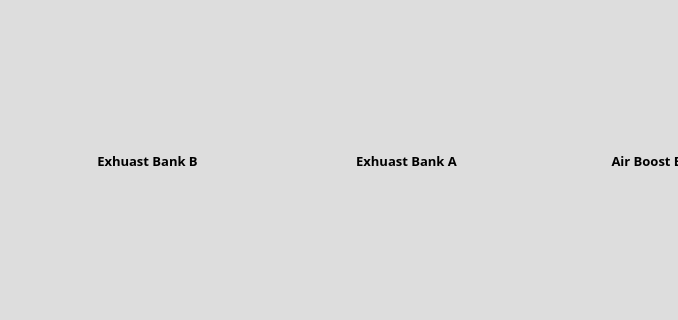
Qt form main.ui (AmirNikravan/Control-Monitor) before a commit; both pictures show x 0 to 678 and y 190 to 510 of the 905 by 602 pixel window.
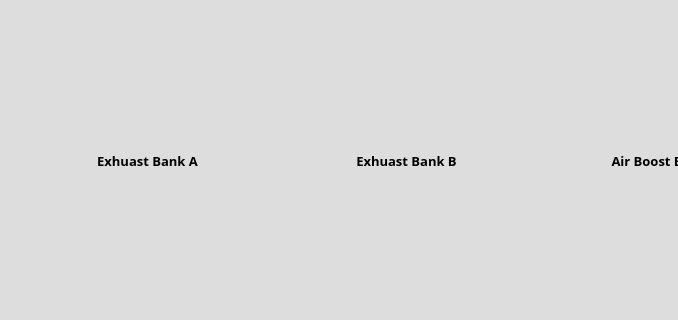
The same form after that commit. The open tabs and pages were chosen to show the change. Icons and pictures are not drawn. Custom widgets are drawn as their Qt base class.

The edit to the form file:
```diff
--- a/main.ui
+++ b/main.ui
@@ -537,7 +537,7 @@
                      </font>
                     </property>
                     <property name="text">
-                     <string>Exhuast Bank B</string>
+                     <string>Exhuast Bank A</string>
                     </property>
                     <property name="alignment">
                      <set>Qt::AlignmentFlag::AlignCenter</set>
@@ -583,7 +583,7 @@
                      </font>
                     </property>
                     <property name="text">
-                     <string>Exhuast Bank A</string>
+                     <string>Exhuast Bank B</string>
                     </property>
                     <property name="alignment">
                      <set>Qt::AlignmentFlag::AlignCenter</set>
```
Left out of the diff: 5 changed lines with no effect on the pictures.
